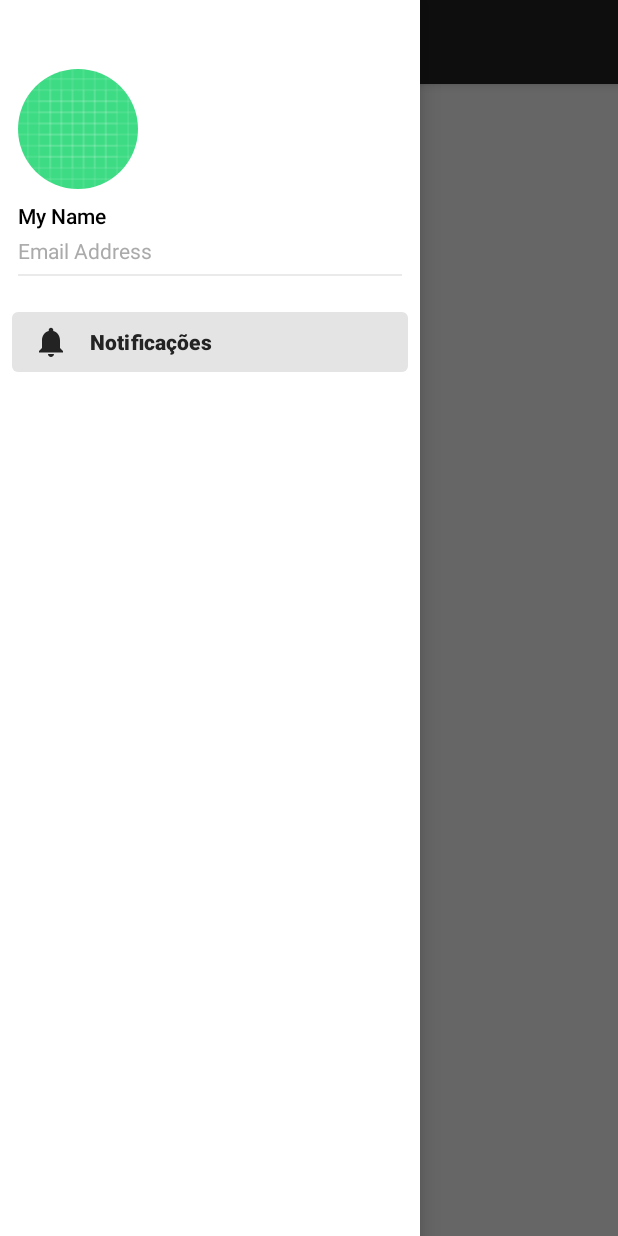
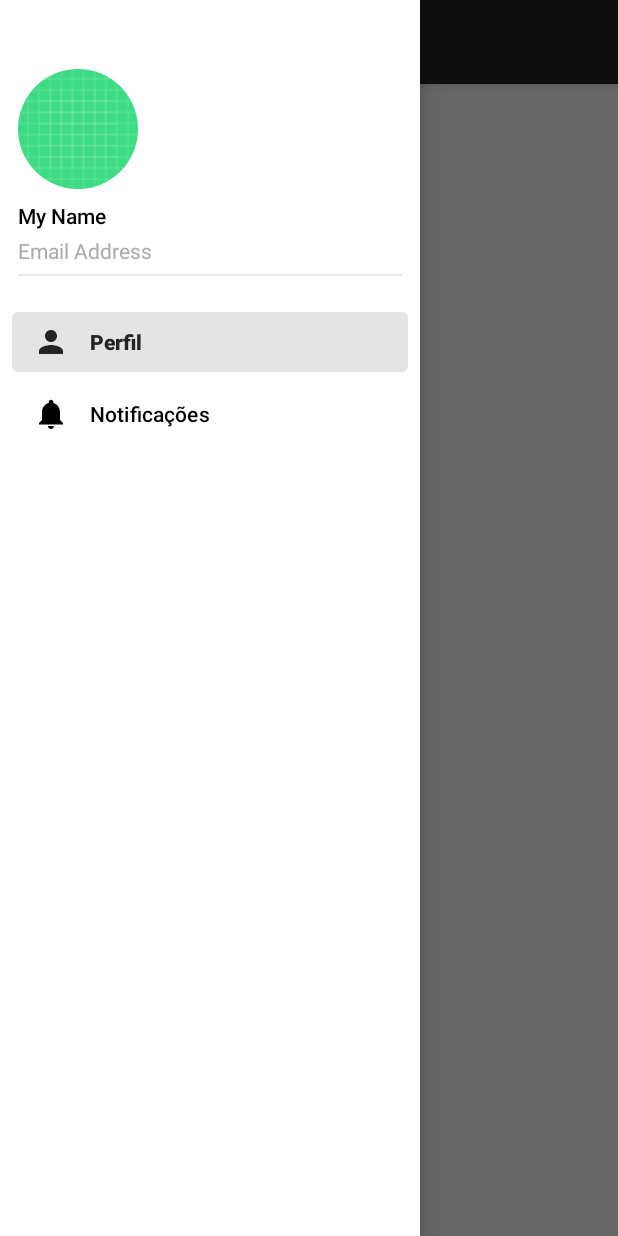
Before and after one commit to nikolasluiz123/GuildsAdministratorRepository, an Android app: the HomeActivity screen opened directly, with no data from a screen before it, with the side drawer open, on a phone screen of 412 x 824 dp. Run offline under Robolectric (Android 15) with nearby library versions, the phone set to English and light mode, and no system bars; our stand-ins replace CircleImageView; 1 statement that could not run was skipped.

Commit message:
refactor: finalizada a refatoração
Finalização da refatoração, tudo deve estar padronizado

```diff
--- a/GuildAdministrator/app/src/main/java/br/com/guildadministrator/HomeActivity.kt
+++ b/GuildAdministrator/app/src/main/java/br/com/guildadministrator/HomeActivity.kt
@@ -56,6 +56,12 @@ class HomeActivity : AppCompatActivity(), NavigationView.OnNavigationItemSelecte
                     .commit()
                 closeDrawer()
             }
+            R.id.profile -> {
+                supportFragmentManager.beginTransaction()
+                    .replace(R.id.home_frame_layout, PerfilFragment())
+                    .commit()
+                closeDrawer()
+            }
         }
         return true
     }
--- a/GuildAdministrator/app/src/main/java/br/com/guildadministrator/NotificacoesFragment.kt
+++ b/GuildAdministrator/app/src/main/java/br/com/guildadministrator/NotificacoesFragment.kt
@@ -4,13 +4,12 @@ import android.os.Bundle
 import android.view.LayoutInflater
 import android.view.View
 import android.view.ViewGroup
-import androidx.fragment.app.Fragment
 
-class NotificacoesFragment : Fragment() {
+class NotificacoesFragment : BaseFragment() {
 
     override fun onViewCreated(view: View, savedInstanceState: Bundle?) {
         super.onViewCreated(view, savedInstanceState)
-
+        setAppBarTitle(getString(R.string.notificacoes_app_bar_title))
     }
 
     override fun onCreateView(inflater: LayoutInflater, container: ViewGroup?, savedInstanceState: Bundle?): View? {
--- a/GuildAdministrator/app/src/main/res/layout/activity_home.xml
+++ b/GuildAdministrator/app/src/main/res/layout/activity_home.xml
@@ -28,7 +28,7 @@
                 android:elevation="4dp"
                 android:theme="@style/ThemeOverlay.AppCompat.Dark.ActionBar"
                 app:popupTheme="@style/Theme.AppCompat.Light"
-                app:title="@string/home_toolbar_title" />
+                app:title="@string/home_app_bar_title" />
 
         </com.google.android.material.appbar.AppBarLayout>
 
--- a/GuildAdministrator/app/src/main/res/layout/fragment_notificacoes.xml
+++ b/GuildAdministrator/app/src/main/res/layout/fragment_notificacoes.xml
@@ -5,9 +5,11 @@
     android:layout_height="match_parent"
     tools:context=".NotificacoesFragment">
 
-    <TextView
+    <androidx.constraintlayout.widget.ConstraintLayout xmlns:app="http://schemas.android.com/apk/res-auto"
         android:layout_width="match_parent"
         android:layout_height="match_parent"
-        android:text="@string/hello_blank_fragment" />
+        tools:context=".MainActivity">
+
+    </androidx.constraintlayout.widget.ConstraintLayout>
 
 </FrameLayout>
--- a/GuildAdministrator/app/src/main/res/menu/nav_drawer_menu.xml
+++ b/GuildAdministrator/app/src/main/res/menu/nav_drawer_menu.xml
@@ -5,6 +5,13 @@
     tools:showIn="navigation_view">
     <group android:checkableBehavior="single">
         <item
+            android:id="@+id/profile"
+            android:icon="@drawable/ic_person_black_24dp"
+            android:title="Perfil" />
+    </group>
+
+    <group android:checkableBehavior="single">
+        <item
             android:id="@+id/notifications"
             android:icon="@drawable/ic_baseline_notifications_black_24"
             android:title="Notificações" />
--- /dev/null
+++ b/GuildAdministrator/app/src/main/res/menu/top_app_bar_notification_menu.xml
@@ -0,0 +1,4 @@
+<?xml version="1.0" encoding="utf-8"?>
+<menu xmlns:android="http://schemas.android.com/apk/res/android">
+
+</menu>
--- a/GuildAdministrator/app/src/main/res/values/strings.xml
+++ b/GuildAdministrator/app/src/main/res/values/strings.xml
@@ -1,16 +1,20 @@
 <resources>
     <string name="app_name">Guild Administrator</string>
+
+    <string name="navigation_drawer_open">Open Navigation Drawer</string>
+    <string name="navigation_drawer_close">Close Navigation Drawer</string>
+
+    <string name="label_ajuda">Ajuda</string>
     <string name="label_email_main_activity">E-mail</string>
     <string name="label_password_main_activity">Senha</string>
     <string name="label_login_main_activity">Login</string>
     <string name="label_forgot_password_main_activity">Esqueceu sua senha?</string>
-    <string name="label_clique_aqui">Clique aqui.</string>
     <string name="label_keep_connected_main_activity">Manter conectado.</string>
     <string name="label_button_register_main_activity">Não é cadastrado?</string>
-    <string name="hello_blank_fragment">Fragment de Notificações</string>
-    <string name="home_toolbar_title">Home</string>
-    <string name="navigation_drawer_open">Open Navigation Drawer</string>
-    <string name="navigation_drawer_close">Close Navigation Drawer</string>
-    <string name="label_ajuda">Ajuda</string>
+
+    <string name="label_clique_aqui">Clique aqui.</string>
+
+    <string name="home_app_bar_title">Home</string>
     <string name="login_app_bar_title">Login</string>
+    <string name="notificacoes_app_bar_title">Notificações</string>
 </resources>
```
Also changed, not shown: GuildAdministrator/app/src/main/java/br/com/guildadministrator/BaseFragment.kt (added, +12 -0 lines).
